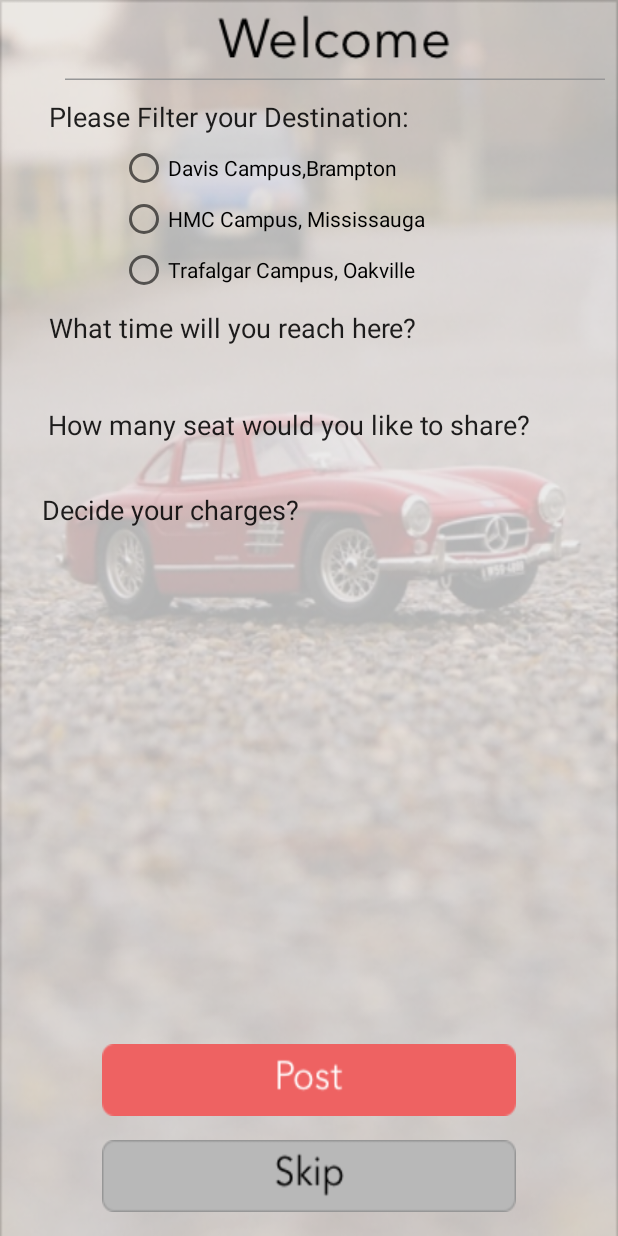
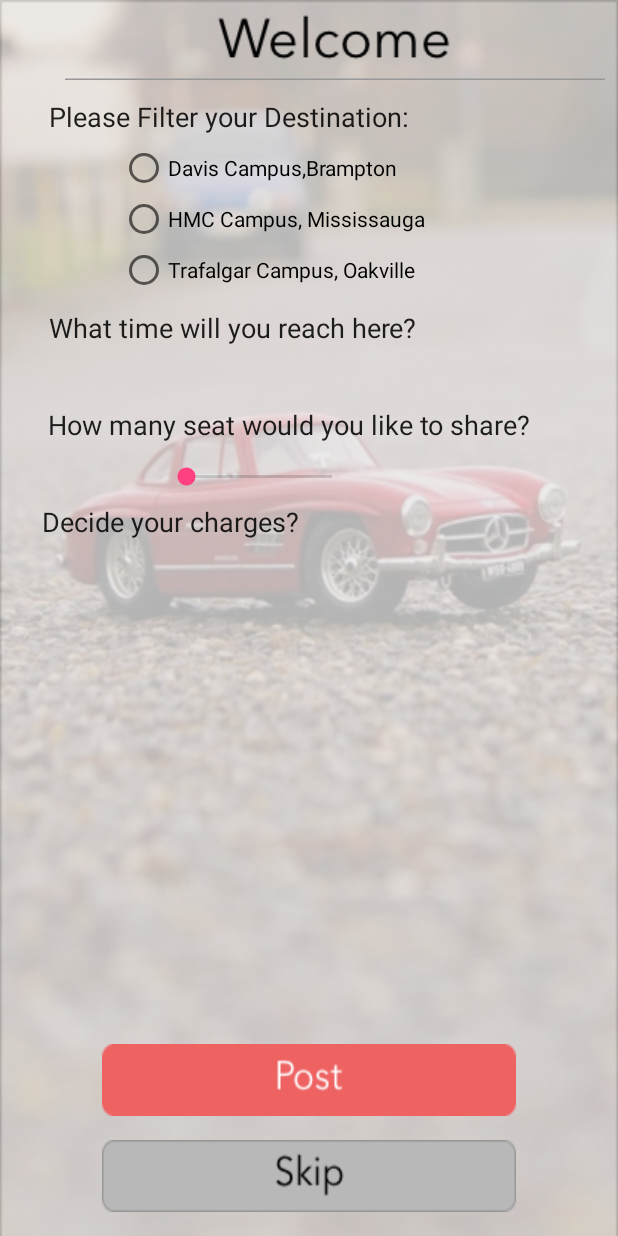
Before and after one commit to umayr96/RideWithUs, an Android app: the DriverPostActivity screen opened directly, with no data from a screen before it, on a phone screen of 412 x 824 dp. Run offline under Robolectric (Android 15) with nearby library versions, the phone set to English and light mode, and no system bars.

Commit message:
driver post working done for today

```diff
--- a/app/src/main/res/layout/activity_driver_post.xml
+++ b/app/src/main/res/layout/activity_driver_post.xml
@@ -89,12 +89,21 @@
         app:layout_constraintLeft_toLeftOf="parent"
         app:layout_constraintTop_toBottomOf="@+id/textView4" />
 
+    <SeekBar
+        android:id="@+id/seekBar3"
+        android:layout_width="129dp"
+        android:layout_height="21dp"
+        android:layout_marginStart="108dp"
+        android:layout_marginTop="12dp"
+        app:layout_constraintStart_toStartOf="parent"
+        app:layout_constraintTop_toBottomOf="@+id/textView5" />
+
     <TextView
         android:id="@+id/textView6"
         android:layout_width="wrap_content"
         android:layout_height="wrap_content"
         android:layout_marginLeft="28dp"
-        android:layout_marginTop="32dp"
+        android:layout_marginTop="40dp"
         android:text="Decide your charges?"
         android:textAppearance="@style/TextAppearance.AppCompat.Large"
         android:textSize="18sp"
```
